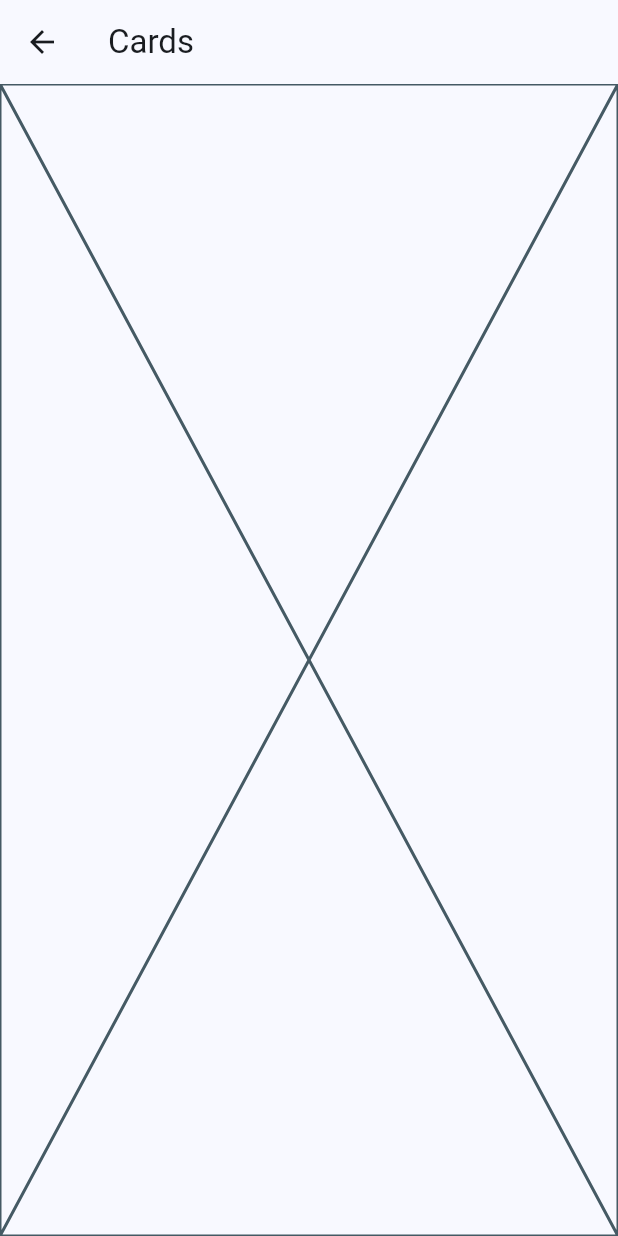
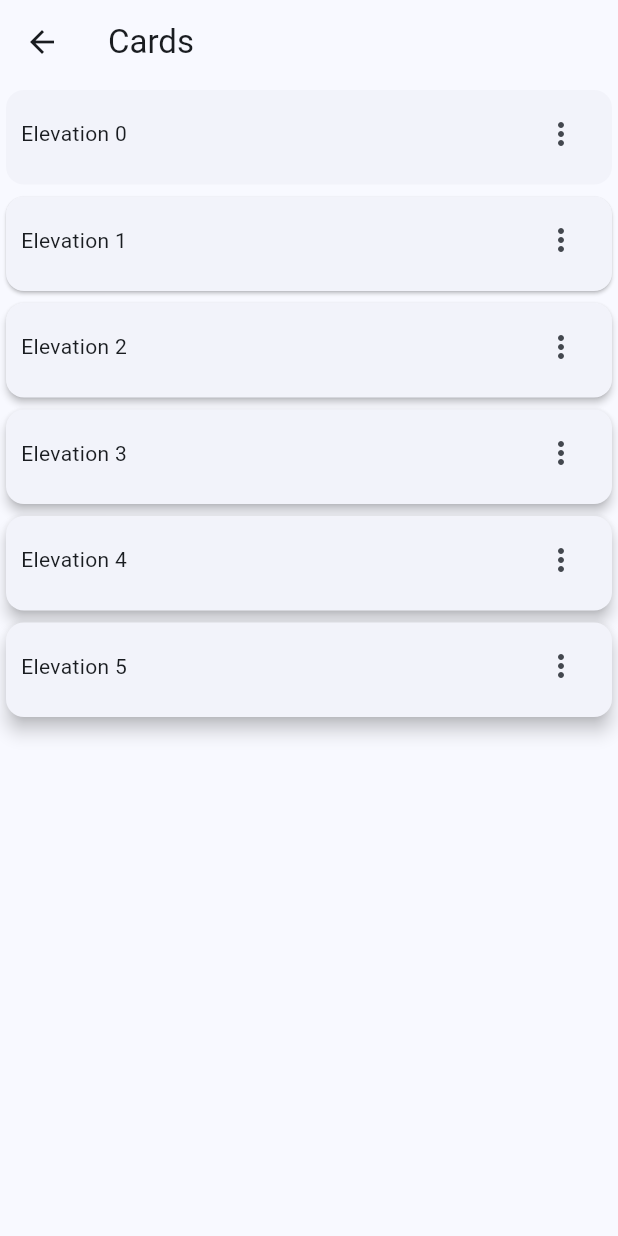
Before and after one commit to danielapandrade/widgets_app, a Flutter app: the CardsScreen screen opened directly, on a phone screen of 412 x 824 dp. Run offline on Flutter 3.47's test engine with Material 3 defaults, Android fonts, the phone set to English and light mode, and no system bars; our stand-ins replace go_router.

Commit message:
creating screens

```diff
--- a/lib/routing/router.dart
+++ b/lib/routing/router.dart
@@ -14,5 +14,10 @@ final router = GoRouter(
       builder: (context, state) => const ButtonsScreen(),
 
     ),
+    GoRoute(
+      path: '/cards',
+      builder: (context, state) => const CardsScreen(),
+
+    ),
   ],
 );
--- a/lib/ui/cards/cards_screen.dart
+++ b/lib/ui/cards/cards_screen.dart
@@ -1,16 +1,74 @@
 import 'package:flutter/material.dart';
 
-class CardsScreen extends StatelessWidget{
+const cards = <Map<String, dynamic>>[
+  {'elevation': 0.0, 'label': 'Elevation 0'},
+  {'elevation': 1.0, 'label': 'Elevation 1'},
+  {'elevation': 2.0, 'label': 'Elevation 2'},
+  {'elevation': 3.0, 'label': 'Elevation 3'},
+  {'elevation': 4.0, 'label': 'Elevation 4'},
+  {'elevation': 5.0, 'label': 'Elevation 5'},
+];
 
+class CardsScreen extends StatelessWidget {
   const CardsScreen({super.key});
 
   @override
   Widget build(BuildContext context) {
     return Scaffold(
-      appBar: AppBar(
-        title: Text('Cards'),
-      ),
-      body: Placeholder(),
+      appBar: AppBar(title: Text('Cards')),
+      body: _CardsView(),
     );
   }
 }
+
+class _CardsView extends StatelessWidget {
+  const _CardsView({super.key});
+
+  @override
+  Widget build(BuildContext context) {
+    return Column(
+      children: [
+        ...cards.map(
+          (card) =>
+              _CardType1(elevation: card['elevation'], label: card['label']),
+        ),
+      ],
+    );
+  }
+}
+
+class _CardType1 extends StatelessWidget {
+  const _CardType1({required this.elevation, required this.label});
+
+  final double elevation;
+  final String label;
+
+  @override
+  Widget build(BuildContext context) {
+    return Card(
+      elevation: elevation,
+      child: Padding(
+        padding: EdgeInsetsGeometry.fromLTRB(10, 5, 10, 10),
+        child: Row(
+          children: [
+             Align(
+                alignment: AlignmentGeometry.bottomLeft,
+                child: Text(label),
+              ),
+
+
+            Expanded(
+              child: Align(
+                alignment: AlignmentGeometry.topRight,
+                child: IconButton(
+                  onPressed: () {},
+                  icon: Icon(Icons.more_vert),
+                ),
+              ),
+            ),
+          ],
+        ),
+      ),
+    );
+  }
+}
```
Also changed, not shown: lib/ui/animated/animated_screen.dart (added, +9 -0 lines), lib/ui/app_tutorial/app_tutorial_screen.dart (added, +9 -0 lines), lib/ui/infinite_scroll/infinite_scroll_screen.dart (added, +9 -0 lines), lib/ui/progress/progress_screen.dart (added, +9 -0 lines), lib/ui/screens.dart (+7 -0 lines), lib/ui/snack_bar/snack_bar_screen.dart (added, +9 -0 lines), lib/ui/ui_controls/ui_controls_screen.dart (added, +9 -0 lines).
